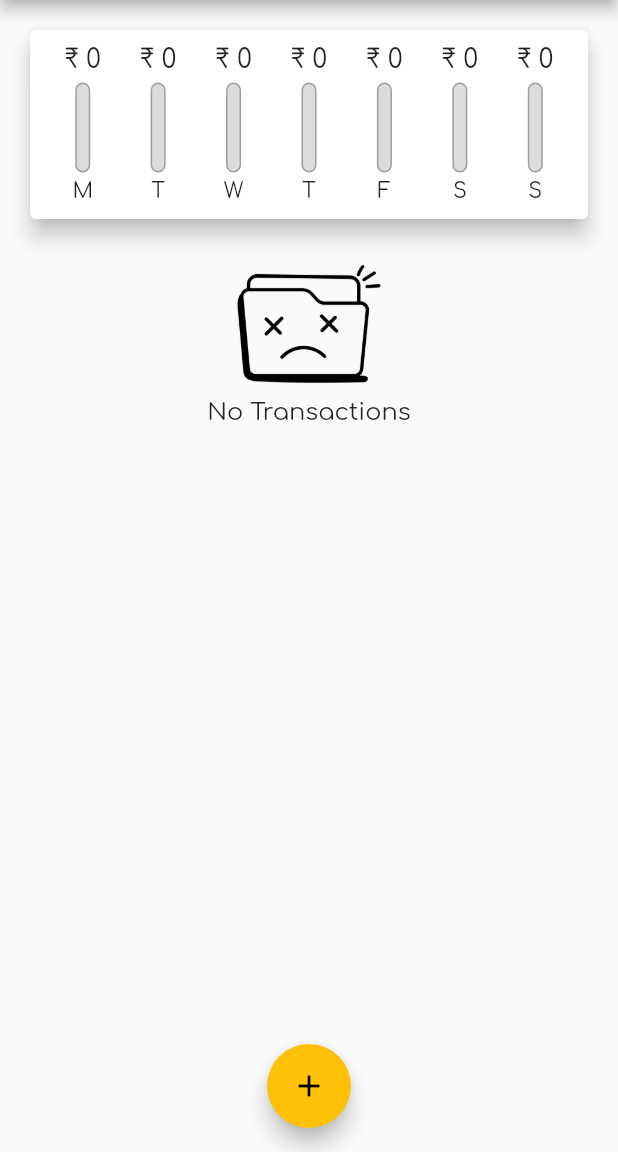
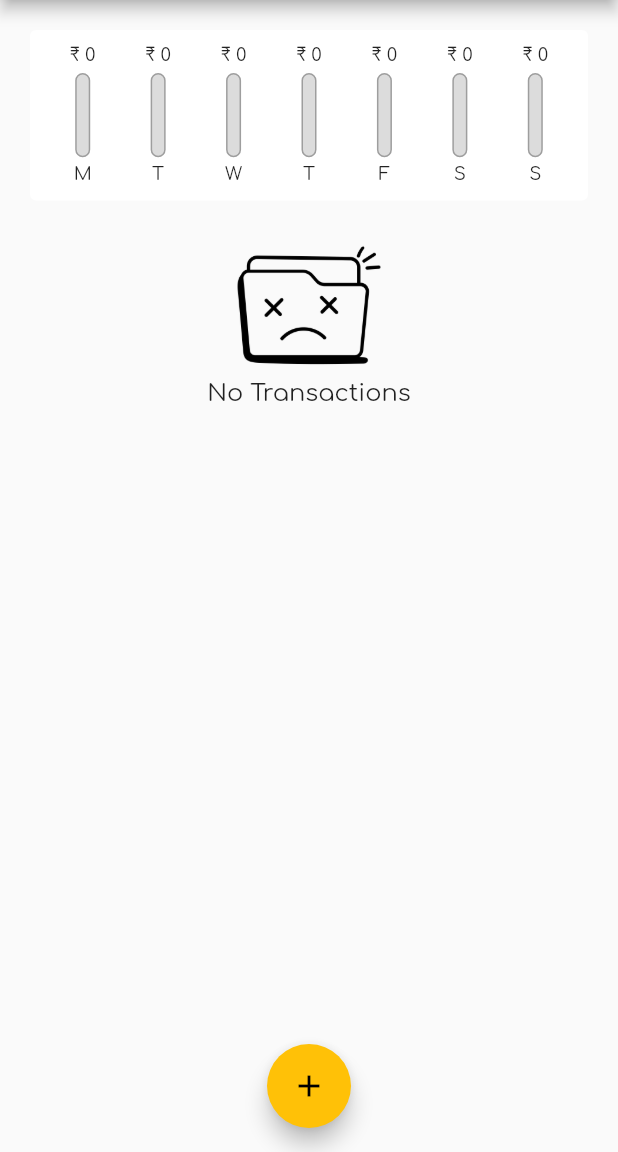
Before and after one commit to virendracarpenter/expenses-app, a Flutter app: the screen it shows after launch, on a phone screen of 412 x 824 dp, the part 84-1236 px from its top. Run offline on Flutter 3.47's test engine with Material 2 defaults, Android fonts, the phone set to English and light mode, and no system bars.

Commit message:
added dynamic layouts

```diff
--- a/lib/main.dart
+++ b/lib/main.dart
@@ -100,22 +100,34 @@ class _HomeState extends State<Home> {
 
   @override
   Widget build(BuildContext context) {
+    final appBar = AppBar(
+      title: Text(widget.title),
+      actions: [
+        IconButton(
+            onPressed: () => _startAddNewTransaction(context),
+            icon: const Icon(Icons.add_box)),
+      ],
+    );
     return Scaffold(
-      appBar: AppBar(
-        title: Text(widget.title),
-        actions: [
-          IconButton(
-              onPressed: () => _startAddNewTransaction(context),
-              icon: const Icon(Icons.add_box)),
-        ],
-      ),
+      appBar: appBar,
       body: SingleChildScrollView(
         child: Column(
           // mainAxisAlignment: MainAxisAlignment.start,
           crossAxisAlignment: CrossAxisAlignment.stretch,
           children: <Widget>[
-            Chart(_recentTransactions),
-            TransactionList(_userTransactions, _deleteTransaction),
+            SizedBox(
+              height: (MediaQuery.of(context).size.height -
+                      appBar.preferredSize.height -
+                      MediaQuery.of(context).padding.top) *
+                  0.2,
+              child: Chart(_recentTransactions),
+            ),
+            SizedBox(
+                height: (MediaQuery.of(context).size.height -
+                        appBar.preferredSize.height -
+                        MediaQuery.of(context).padding.top) *
+                    0.8,
+                child: TransactionList(_userTransactions, _deleteTransaction)),
           ],
         ),
       ),
--- a/lib/widgets/chart.dart
+++ b/lib/widgets/chart.dart
@@ -40,7 +40,7 @@ class Chart extends StatelessWidget {
   @override
   Widget build(BuildContext context) {
     return Card(
-      elevation: 6,
+      elevation: 0,
       margin: EdgeInsets.all(20),
       child: Padding(
         padding: EdgeInsets.all(10),
--- a/lib/widgets/chart_bar.dart
+++ b/lib/widgets/chart_bar.dart
@@ -11,19 +11,18 @@ class ChartBar extends StatelessWidget {
 
   @override
   Widget build(BuildContext context) {
+    return LayoutBuilder(builder: ((context, constraints) {
       return Column(
         children: [
-        Container(
-          height: 20,
+          SizedBox(
+            height: constraints.maxHeight * 0.15,
             child: FittedBox(
               child: Text('₹ ${spendingAmount.toStringAsFixed(0)}'),
             ),
           ),
+          SizedBox(height: constraints.maxHeight * 0.05),
           SizedBox(
-          height: 5,
-        ),
-        Container(
-          height: 60,
+            height: constraints.maxHeight * 0.6,
             width: 10,
             child: Stack(
               children: [
@@ -45,11 +44,15 @@ class ChartBar extends StatelessWidget {
               ],
             ),
           ),
+          SizedBox(height: constraints.maxHeight * 0.05),
           SizedBox(
-          height: 5,
+            height: constraints.maxHeight * 0.15,
+            child: FittedBox(
+              child: Text(label),
             ),
-        Text(label),
+          ),
         ],
       );
+    }));
   }
 }
--- a/lib/widgets/tansaction_list.dart
+++ b/lib/widgets/tansaction_list.dart
@@ -11,9 +11,7 @@ class TransactionList extends StatelessWidget {
 
   @override
   Widget build(BuildContext context) {
-    return SizedBox(
-      height: 500,
-      child: transactions.isEmpty
+    return transactions.isEmpty
         ? Column(
             children: [
               Image.asset(
@@ -91,7 +89,6 @@ class TransactionList extends StatelessWidget {
               //   ),
               // );
             }),
-            ),
           );
   }
 }
```
Lines whose indentation alone changed are shown as unchanged.
